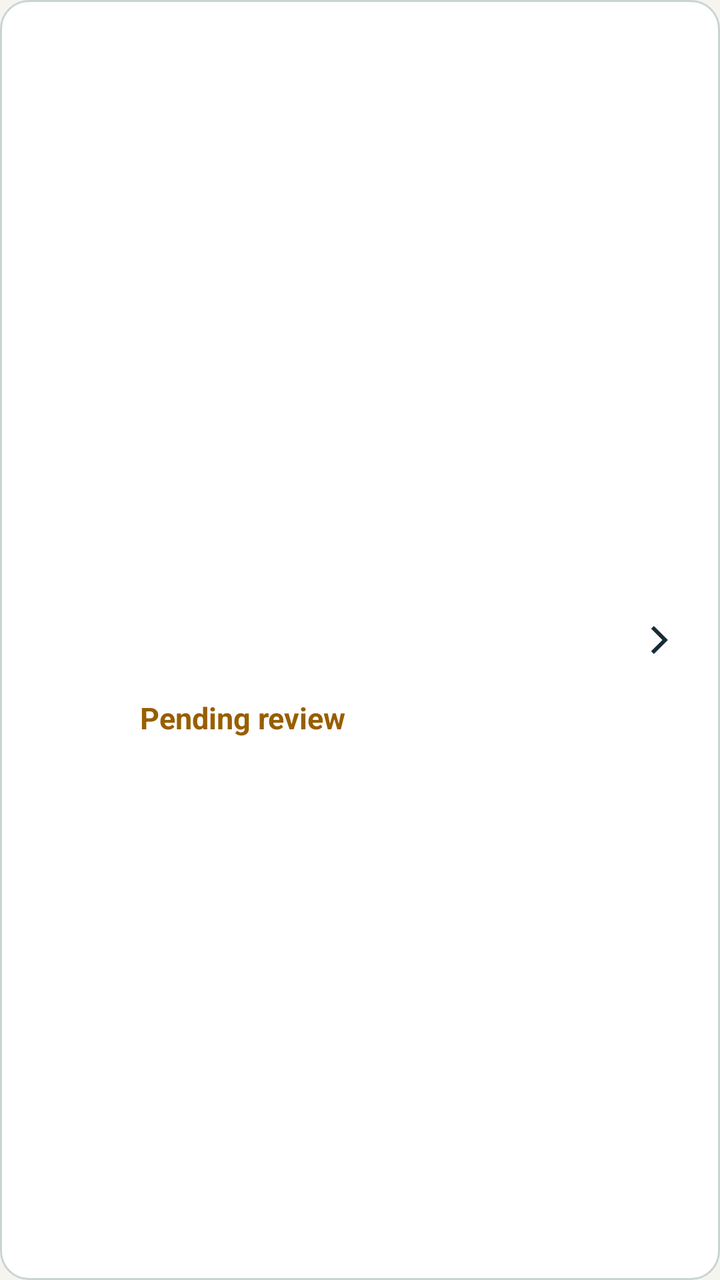
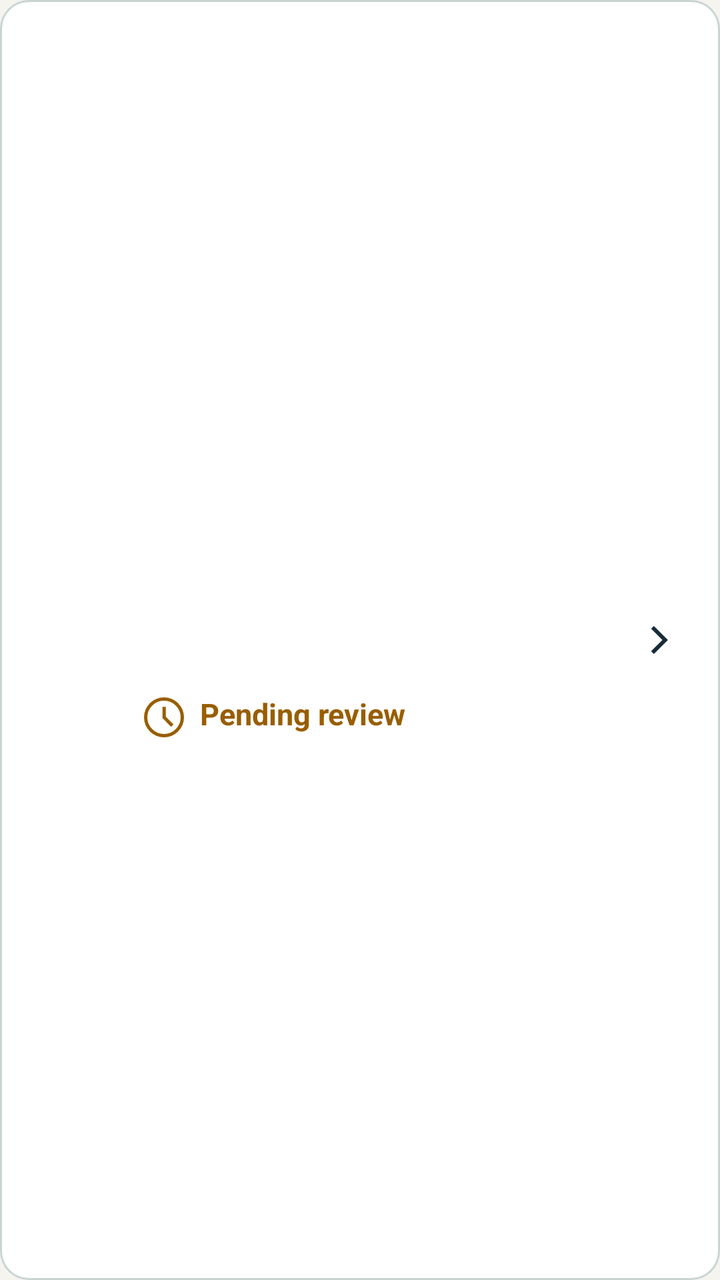

An Android layout rendered at two revisions. The XML below is the earlier revision; the diff shows what the commit changed to produce the second picture.
<!-- AndroidManifest.xml: application theme Theme.JavaReportingSystem -->
<!-- res/layout/item_review_queue.xml -->
<?xml version="1.0" encoding="utf-8"?>
<LinearLayout xmlns:android="http://schemas.android.com/apk/res/android"
    android:layout_width="match_parent"
    android:layout_height="wrap_content"
    android:layout_marginBottom="10dp"
    android:background="@drawable/outline_button"
    android:clickable="true"
    android:focusable="true"
    android:foreground="?attr/selectableItemBackground"
    android:gravity="center_vertical"
    android:minHeight="116dp"
    android:orientation="horizontal"
    android:padding="16dp">

    <ImageView
        android:id="@+id/imgReportType"
        android:layout_width="40dp"
        android:layout_height="40dp"
        android:importantForAccessibility="no"
        android:tint="@color/safety_text" />

    <LinearLayout
        android:layout_width="0dp"
        android:layout_height="wrap_content"
        android:layout_marginStart="14dp"
        android:layout_weight="1"
        android:orientation="vertical">

        <TextView
            android:id="@+id/tvReportName"
            android:layout_width="match_parent"
            android:layout_height="wrap_content"
            android:textColor="@color/safety_text"
            android:textSize="18sp"
            android:textStyle="bold" />

        <TextView
            android:id="@+id/tvReportLocation"
            android:layout_width="match_parent"
            android:layout_height="wrap_content"
            android:layout_marginTop="4dp"
            android:textColor="@color/safety_text_secondary"
            android:textSize="15sp" />

        <TextView
            android:id="@+id/tvReportDate"
            android:layout_width="match_parent"
            android:layout_height="wrap_content"
            android:layout_marginTop="4dp"
            android:textColor="@color/safety_text_secondary"
            android:textSize="14sp" />

        <TextView
            android:layout_width="wrap_content"
            android:layout_height="wrap_content"
            android:layout_marginTop="6dp"
            android:text="@string/status_pending_review"
            android:textColor="@color/safety_status"
            android:textSize="15sp"
            android:textStyle="bold" />
    </LinearLayout>

    <ImageView
        android:layout_width="28dp"
        android:layout_height="28dp"
        android:layout_marginStart="8dp"
        android:importantForAccessibility="no"
        android:src="@drawable/ic_ms_chevron_right"
        android:tint="@color/safety_text" />
</LinearLayout>
<!-- resources referenced by this layout -->
<resources>
  <color name="safety_status">#985E00</color>
  <color name="safety_text">#182B39</color>
  <color name="safety_text_secondary">#405560</color>
  <!-- drawable ic_ms_chevron_right (drawable) -->
  <vector xmlns:android="http://schemas.android.com/apk/res/android"
      android:width="24dp"
      android:height="24dp"
      android:viewportWidth="960"
      android:viewportHeight="960"
      android:autoMirrored="true">
    <path
        android:fillColor="@color/safety_text"
        android:pathData="M521.33,479.33L328,286L375.33,238.67L616,479.33L375.33,720L328,672.67L521.33,479.33Z"/>
  </vector>
  <!-- drawable outline_button (drawable) -->
  <?xml version="1.0" encoding="utf-8"?>
  <shape xmlns:android="http://schemas.android.com/apk/res/android" android:shape="rectangle">
      <solid android:color="@color/safety_surface" />
      <stroke android:width="1dp" android:color="@color/safety_border" />
      <corners android:radius="14dp" />
  </shape>
  <string name="status_pending_review">Pending review</string>
  <style name="Theme.JavaReportingSystem" parent="Base.Theme.JavaReportingSystem" />
  <color name="safety_surface">#FFFFFF</color>
  <color name="safety_border">#CAD5D3</color>
  <style name="Base.Theme.JavaReportingSystem" parent="Theme.AppCompat.Light.NoActionBar">
          <item name="colorPrimary">@color/safety_action</item>
          <item name="colorOnPrimary">@color/safety_on_action</item>
          <item name="colorSurface">@color/safety_surface</item>
          <item name="colorOnSurface">@color/safety_text</item>
          <item name="android:colorAccent">@color/safety_action</item>
          <item name="android:windowBackground">@color/safety_background</item>
          <item name="android:statusBarColor">@color/safety_background</item>
          <item name="android:navigationBarColor">@color/safety_background</item>
          <item name="android:windowLightStatusBar">true</item>
          <item name="android:windowLightNavigationBar">true</item>
      </style>
  <color name="safety_action">#006B66</color>
  <color name="safety_on_action">#FFFFFF</color>
  <color name="safety_background">#F5F4EF</color>
</resources>

<!-- the commit's change to res/layout/item_review_queue.xml (unified diff, before → after) -->
@@ -55,6 +55,9 @@
             android:layout_height="wrap_content"
             android:layout_marginTop="6dp"
             android:text="@string/status_pending_review"
+            android:drawableStart="@drawable/ic_ms_schedule"
+            android:drawablePadding="6dp"
+            android:drawableTint="@color/safety_status"
             android:textColor="@color/safety_status"
             android:textSize="15sp"
             android:textStyle="bold" />
<!-- resource entries referenced after the edit -->
@@ -13,6 +13,17 @@
     <path
         android:fillColor="@color/safety_text"
         android:pathData="M521.33,479.33L328,286L375.33,238.67L616,479.33L375.33,720L328,672.67L521.33,479.33Z"/>
+  </vector>
+  <!-- drawable ic_ms_schedule (drawable) -->
+  <vector xmlns:android="http://schemas.android.com/apk/res/android"
+      android:width="24dp"
+      android:height="24dp"
+      android:viewportWidth="960"
+      android:viewportHeight="960"
+  >
+    <path
+        android:fillColor="@color/safety_text"
+        android:pathData="M622,671.33L670.67,622.67L515.33,466.67L515.33,271.33L448.67,271.33L448.67,493.33L622,671.33ZM480,880Q397.67,880 324.67,848.5Q251.67,817 197.33,762.67Q143,708.33 111.5,635.33Q80,562.33 80,480Q80,397.67 111.5,324.67Q143,251.67 197.33,197.33Q251.67,143 324.67,111.5Q397.67,80 480,80Q562.33,80 635.33,111.5Q708.33,143 762.67,197.33Q817,251.67 848.5,324.67Q880,397.67 880,480Q880,562.33 848.5,635.33Q817,708.33 762.67,762.67Q708.33,817 635.33,848.5Q562.33,880 480,880ZM480,480Q480,480 480,480Q480,480 480,480Q480,480 480,480Q480,480 480,480Q480,480 480,480Q480,480 480,480Q480,480 480,480Q480,480 480,480ZM480,813.33Q617.67,813.33 715.5,715.5Q813.33,617.67 813.33,480Q813.33,342.33 715.5,244.5Q617.67,146.67 480,146.67Q342.33,146.67 244.5,244.5Q146.67,342.33 146.67,480Q146.67,617.67 244.5,715.5Q342.33,813.33 480,813.33Z"/>
   </vector>
   <!-- drawable outline_button (drawable) -->
   <?xml version="1.0" encoding="utf-8"?>
